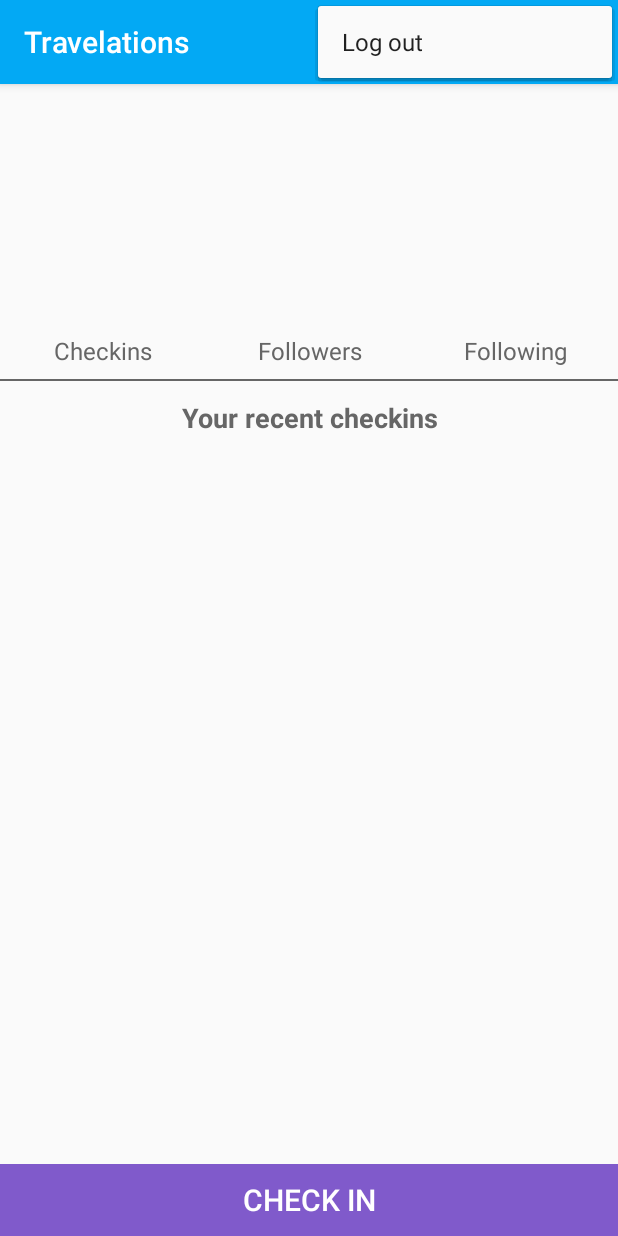
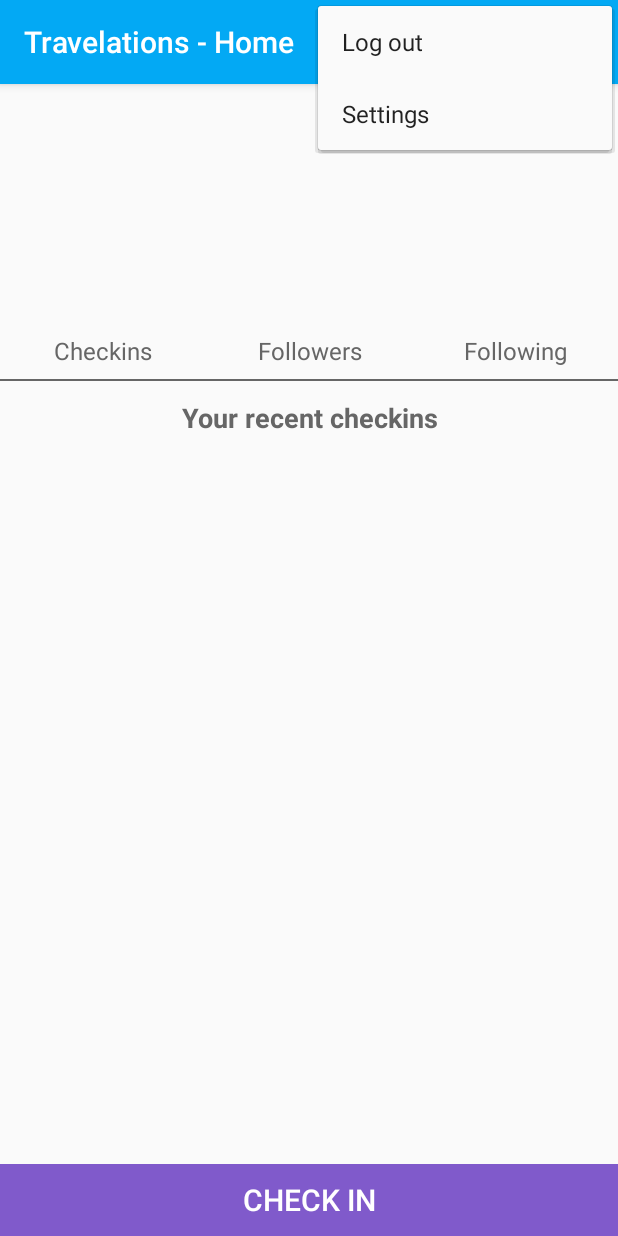
Before and after one commit to shreyas208/CS411-DataBASS, an Android app: the ProfileActivity screen opened directly, with no data from a screen before it, with the options menu open, on a phone screen of 412 x 824 dp. Run offline under Robolectric (Android 15) with nearby library versions, the light colour scheme and no system bars; 2 statements that could not run were skipped.

Commit message:
Frontend update

```diff
--- a/databass-android/app/src/main/AndroidManifest.xml
+++ b/databass-android/app/src/main/AndroidManifest.xml
@@ -20,8 +20,10 @@
             android:label="@string/login_label"/>
         <activity android:name=".ui.RegisterActivity"
             android:label="@string/register_label"/>
-        <activity android:name=".ui.ProfileActivity"/>
-        <activity android:name=".ui.SettingsActivity"/>
+        <activity android:name=".ui.ProfileActivity"
+            android:label="@string/profile_label"/>
+        <activity android:name=".ui.SettingsActivity"
+            android:label="@string/settings_label"/>
         <activity android:name=".ui.MainActivity"
             android:theme="@style/AppTheme.NoActionBar">
             <intent-filter>
--- a/databass-android/app/src/main/res/menu/menu_profile.xml
+++ b/databass-android/app/src/main/res/menu/menu_profile.xml
@@ -4,4 +4,7 @@
     <item android:id="@+id/profile_menu_logout"
           android:title="@string/profile_menu_logout"
           app:showAsAction="never"/>
+    <item android:id="@+id/profile_menu_settings"
+          android:title="@string/profile_menu_settings"
+          app:showAsAction="never"/>
 </menu>
--- a/databass-android/app/src/main/res/values/strings.xml
+++ b/databass-android/app/src/main/res/values/strings.xml
@@ -32,6 +32,7 @@
 
     <string name="profile_label">Travelations - Home</string>
     <string name="profile_menu_logout">Log out</string>
+    <string name="profile_menu_settings">Settings</string>
     <string name="profile_tv_checkin_count_label">Checkins</string>
     <string name="profile_tv_follower_count_label">Followers</string>
     <string name="profile_tv_following_count_label">Following</string>
@@ -42,6 +43,8 @@
     <string name="profile_toast_failure">Failed to load profile. Please try again.</string>
     <string name="profile_toast_checkin_failure">Failed to Check In. Please try again.</string>
 
+    <string name="settings_label">Travelations - Settings</string>
+
     <string name="done">Done</string>
     <string name="edit_display_name">Edit display name</string>
     <string name="logout">Logout</string>
```
Also changed, not shown: databass-android/app/src/main/java/com/shreyas208/databass/ui/ProfileActivity.java (+4 -9 lines).
